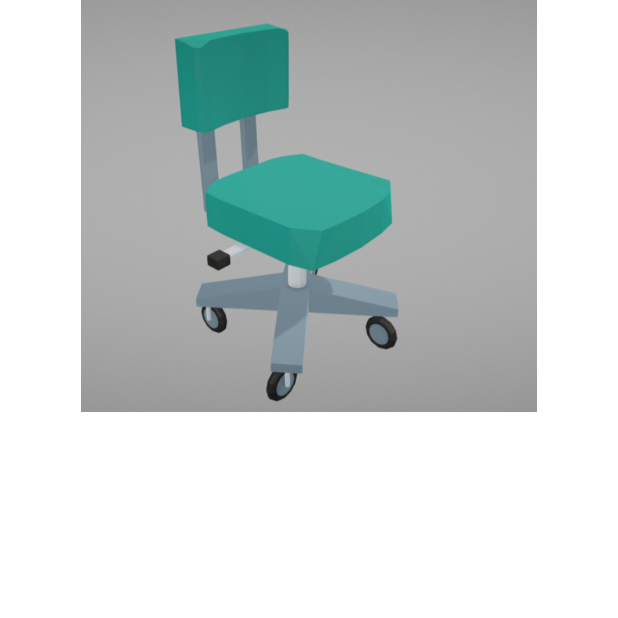
After one commit to Chester-King/DevJams19, an Android app: the ObjectActivity screen opened directly, with no data from a screen before it, on a phone screen of 412 x 824 dp, the top half of it. The commit adds this screen. Run offline under Robolectric (Android 15) with nearby library versions, the phone set to English and light mode, and no system bars.

Commit message:
Object activity added

```diff
--- a/app/src/main/AndroidManifest.xml
+++ b/app/src/main/AndroidManifest.xml
@@ -18,7 +18,8 @@
         android:roundIcon="@mipmap/ic_launcher_round"
         android:supportsRtl="true"
         android:theme="@style/AppTheme">
-        <activity android:name=".LakeActivity"></activity>
+        <activity android:name=".ObjectActivity"></activity>
+        <activity android:name=".LakeActivity" />
         <activity android:name=".ArActivity" />
         <activity android:name=".ParkingActivity" />
         <activity android:name=".MainActivity">
--- a/app/src/main/java/com/example/devjams19/ArActivity.java
+++ b/app/src/main/java/com/example/devjams19/ArActivity.java
@@ -3,6 +3,7 @@ package com.example.devjams19;
 import androidx.appcompat.app.AppCompatActivity;
 
 import android.app.AlertDialog;
+import android.content.Intent;
 import android.net.Uri;
 import android.os.Bundle;
 import android.view.MotionEvent;
@@ -36,6 +37,9 @@ public class ArActivity extends AppCompatActivity {
         super.onCreate(savedInstanceState);
         setContentView(R.layout.activity_ar);
 
+        Intent i = getIntent();
+        Bundle b = i.getExtras();
+        String object = (String) b.get("object");
         modelLoader = new ModelLoader(new WeakReference<>(this));
         fragment = (ArFragment)
                 getSupportFragmentManager().findFragmentById(R.id.sceneform_fragment);
@@ -49,6 +53,8 @@ public class ArActivity extends AppCompatActivity {
         fragment.setOnTapArPlaneListener(new BaseArFragment.OnTapArPlaneListener() {
             @Override
             public void onTapPlane(HitResult hitResult, Plane plane, MotionEvent motionEvent) {
+
+                if (object.equals("chair"))
                 addObject(Uri.parse("model.sfb"));
             }
         });
--- a/app/src/main/java/com/example/devjams19/MainActivity.java
+++ b/app/src/main/java/com/example/devjams19/MainActivity.java
@@ -31,7 +31,7 @@ public class MainActivity extends AppCompatActivity {
         Ar.setOnClickListener(new View.OnClickListener() {
             @Override
             public void onClick(View view) {
-                Intent i = new Intent(MainActivity.this,ArActivity.class);
+                Intent i = new Intent(MainActivity.this,ObjectActivity.class);
                 startActivity(i);
             }
         });
--- /dev/null
+++ b/app/src/main/java/com/example/devjams19/ObjectActivity.java
@@ -0,0 +1,31 @@
+package com.example.devjams19;
+
+import androidx.appcompat.app.AppCompatActivity;
+
+import android.content.Intent;
+import android.os.Bundle;
+import android.view.View;
+import android.widget.ImageView;
+
+public class ObjectActivity extends AppCompatActivity {
+
+    ImageView chair;
+
+    @Override
+    protected void onCreate(Bundle savedInstanceState) {
+        super.onCreate(savedInstanceState);
+        setContentView(R.layout.activity_object);
+
+        chair=findViewById(R.id.chair);
+
+        chair.setOnClickListener(new View.OnClickListener() {
+            @Override
+            public void onClick(View view) {
+                Intent intent=new Intent(ObjectActivity.this, ArActivity.class);
+                intent.putExtra("object","chair");
+                startActivity(intent);
+            }
+        });
+
+    }
+}
--- /dev/null
+++ b/app/src/main/res/layout/activity_object.xml
@@ -0,0 +1,42 @@
+<?xml version="1.0" encoding="utf-8"?>
+<LinearLayout xmlns:android="http://schemas.android.com/apk/res/android"
+    xmlns:app="http://schemas.android.com/apk/res-auto"
+    xmlns:tools="http://schemas.android.com/tools"
+    android:layout_width="match_parent"
+    android:layout_height="match_parent"
+    android:orientation="vertical"
+    tools:context=".ObjectActivity">
+
+    <LinearLayout
+        android:layout_width="match_parent"
+        android:layout_height="0dp"
+        android:orientation="horizontal"
+        android:layout_weight="1">
+
+        <ImageView
+            android:id="@+id/chair"
+            android:layout_width="0dp"
+            android:layout_height="match_parent"
+            android:layout_weight="1"
+            android:src="@drawable/chair"/>
+
+
+    </LinearLayout>
+    <LinearLayout
+        android:layout_width="match_parent"
+        android:layout_height="0dp"
+        android:orientation="horizontal"
+        android:layout_weight="1">
+
+
+    </LinearLayout>
+    <LinearLayout
+        android:layout_width="match_parent"
+        android:layout_height="0dp"
+        android:orientation="horizontal"
+        android:layout_weight="1">
+
+
+    </LinearLayout>
+
+</LinearLayout>
```
Also changed, not shown: app/src/main/res/drawable/chair.png (added), 187 other files.
